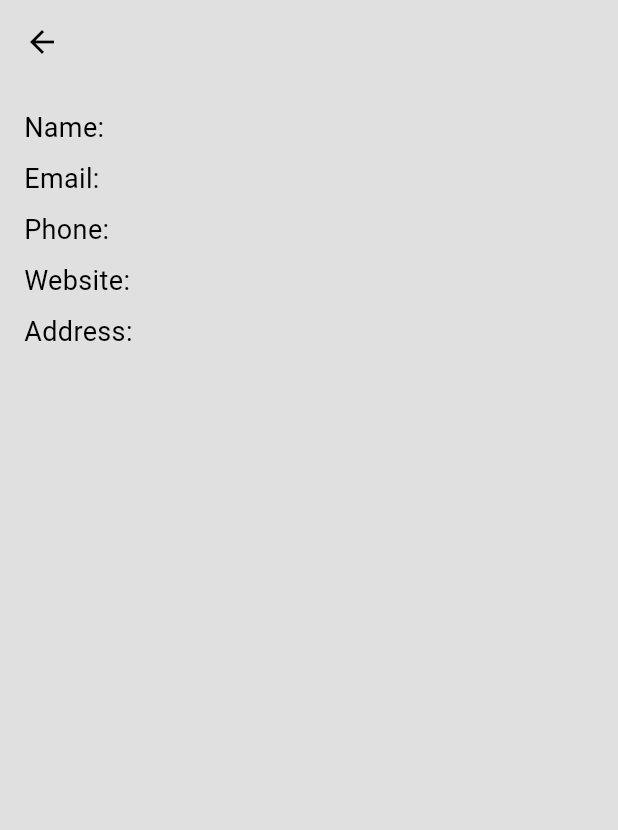
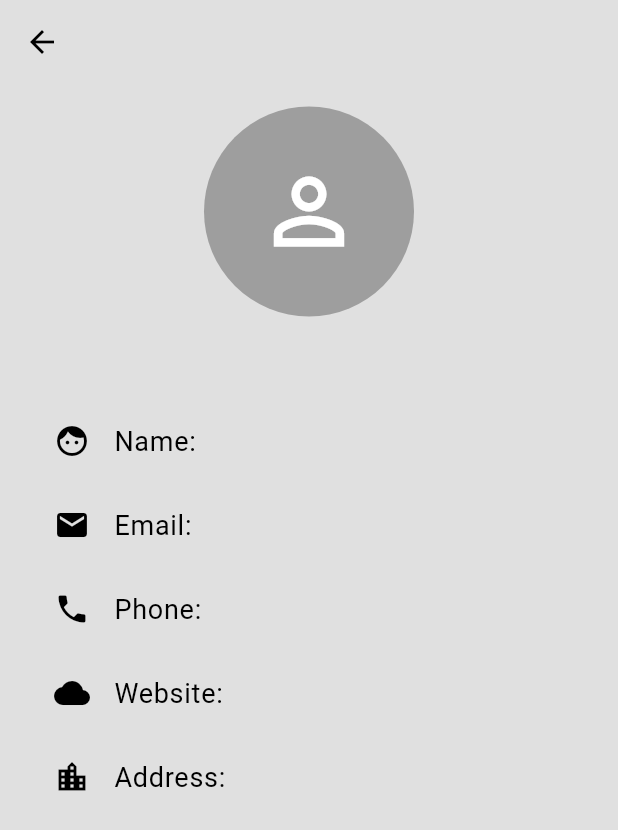
Before and after one commit to Ab2xxxxx/user_list, a Flutter app: the UserDetailScreen screen opened directly with empty values, on a phone screen of 412 x 824 dp. Shown: the top 830 px of the screen. Run offline on Flutter 3.47's test engine with Material 3 defaults, Android fonts, the phone set to English and light mode, and no system bars; our stand-ins replace hive_flutter; accounts and stored records are empty; network calls fail.

Commit message:
first commit

```diff
--- a/lib/screens/user_detail_screen.dart
+++ b/lib/screens/user_detail_screen.dart
@@ -13,22 +13,43 @@ class UserDetailScreen extends StatelessWidget {
       appBar: AppBar(
         title: Text(user.name),
       ),
-      body: Padding(
-        padding: const EdgeInsets.all(16.0),
-        child: Column(
-          crossAxisAlignment: CrossAxisAlignment.start,
-          children: [
-            Text('Name: ${user.name}', style: TextStyle(fontSize: 18)),
-            SizedBox(height: 8),
-            Text('Email: ${user.email}', style: TextStyle(fontSize: 18)),
-            SizedBox(height: 8),
-            Text('Phone: ${user.phone}', style: TextStyle(fontSize: 18)),
-            SizedBox(height: 8),
-            Text('Website: ${user.website}', style: TextStyle(fontSize: 18)),
-            SizedBox(height: 8),
-            Text('Address: ${user.address}', style: TextStyle(fontSize: 18)),
-          ],
-        ),
+      body: Column(
+        children: [
+          SizedBox(height: 15),
+          CircleAvatar(
+              child: Icon(Icons.person_outline, size: 70),
+              radius: 70,
+          ),
+          SizedBox(height: 35),
+          Padding(
+            padding: const EdgeInsets.all(20.0),
+            child: Column(
+              crossAxisAlignment: CrossAxisAlignment.start,
+              children: [
+                ListTile(
+                  title: Text('Name: ${user.name}', style: TextStyle(fontSize: 18)),
+                  leading: Icon(Icons.face),
+                ),
+                ListTile(
+                  title: Text('Email: ${user.email}', style: TextStyle(fontSize: 18)),
+                  leading: Icon(Icons.email),
+                ),
+                ListTile(
+                  title: Text('Phone: ${user.phone}', style: TextStyle(fontSize: 18)),
+                  leading: Icon(Icons.phone),
+                ),
+                ListTile(
+                  title: Text('Website: ${user.website}', style: TextStyle(fontSize: 18)),
+                  leading: Icon(Icons.cloud),
+                ),
+                ListTile(
+                  title: Text('Address: ${user.address}', style: TextStyle(fontSize: 18)),
+                  leading: Icon(Icons.location_city),
+                ),
+              ],
+            ),
+          ),
+        ],
       ),
     );
   }
--- a/lib/screens/user_list_screen.dart
+++ b/lib/screens/user_list_screen.dart
@@ -49,7 +49,7 @@ class _UserListScreenState extends State<UserListScreen> {
             },
           ),
           IconButton(
-            icon: Icon(Provider.of<ThemeProvider>(context).isDarkMode ? Icons.brightness_7 : Icons.brightness_2),
+            icon: Icon(Provider.of<ThemeProvider>(context).isDarkMode ? Icons.wb_sunny : Icons.brightness_2),
             onPressed: () {
               Provider.of<ThemeProvider>(context, listen: false).toggleTheme();
             },
@@ -76,6 +76,8 @@ class _UserListScreenState extends State<UserListScreen> {
                     return ListTile(
                       title: Text(user.name),
                       subtitle: Text(user.email),
+                      leading: Icon(Icons.person),
+                      trailing: Icon(Icons.arrow_forward_ios),
                       onTap: () => Navigator.push(
                         context,
                         MaterialPageRoute(
```
